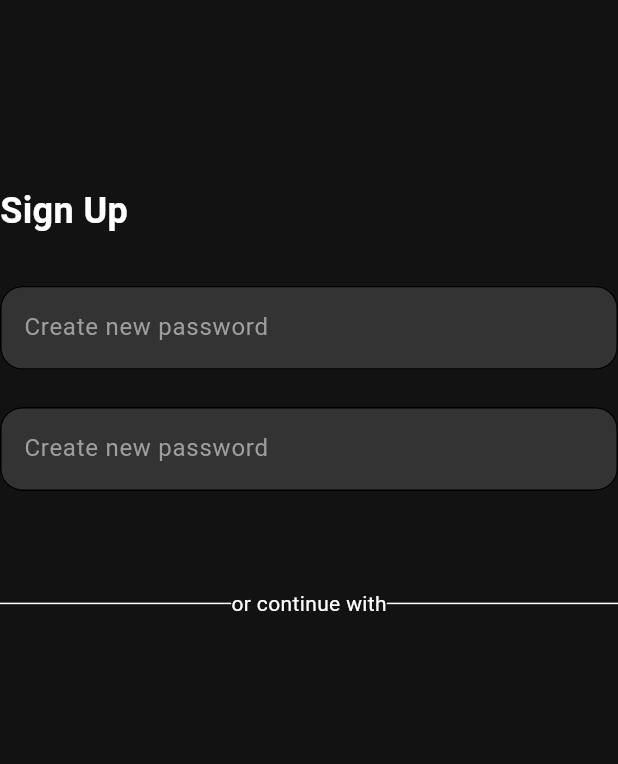
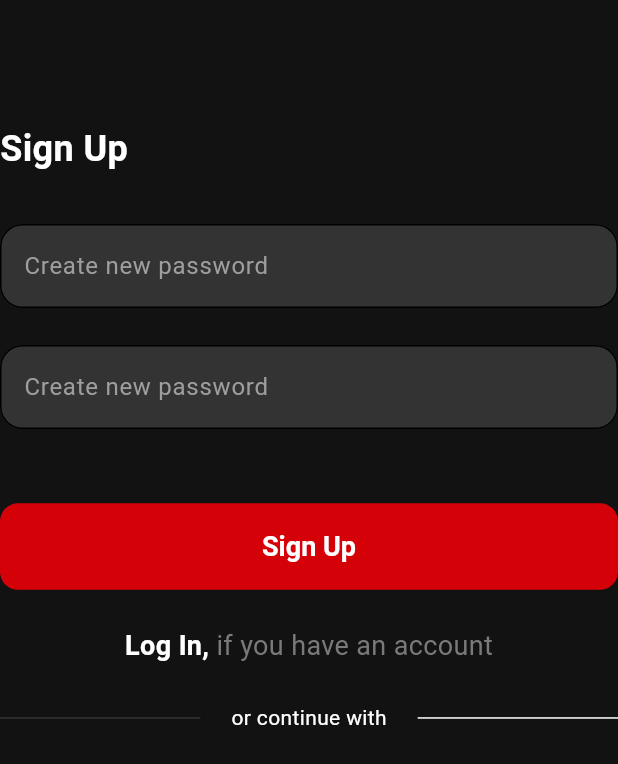
Before and after one commit to ilyosyusuf/exam, a Flutter app: the screen it shows after launch, on a phone screen of 412 x 824 dp. Shown: the top 764 px of the screen. Run offline on Flutter 3.47's test engine with Material 2 defaults, Android fonts, the phone set to English and light mode, and no system bars; our stand-ins replace flutter_bloc, flutter_svg.

Commit message:
elevated button widget was added

```diff
--- a/lib/core/constants/font/font_style.dart
+++ b/lib/core/constants/font/font_style.dart
@@ -9,6 +9,7 @@ class FStyles {
   static const TextStyle headline3blue = TextStyle(fontSize: FSize.medium, fontWeight: FWeight.bold, color: ColorConst.whiteColor);
   static const TextStyle headline3s = TextStyle(fontSize: FSize.medium, fontWeight: FWeight.bold, color: ColorConst.whiteColor);
   static const TextStyle headline4s = TextStyle(fontSize: FSize.medium, color: ColorConst.whiteColor);
+  static const TextStyle headline4text = TextStyle(fontSize: FSize.medium, color: Color.fromARGB(255, 122, 122, 122));
   static const TextStyle headline4sbold = TextStyle(fontSize: FSize.medium, fontWeight: FWeight.bold, color: ColorConst.whiteColor);
   static const TextStyle headline5s = TextStyle(fontSize: FSize.medium, color: ColorConst.whiteColor);
   static const TextStyle headline52 = TextStyle(fontSize: FSize.medium2, color: ColorConst.whiteColor);
--- /dev/null
+++ b/lib/core/constants/icons/icon_const.dart
@@ -0,0 +1,7 @@
+import 'package:flutter_svg/flutter_svg.dart';
+
+class IconConst {
+  static SvgPicture google = SvgPicture.asset('assets/icons/signup/google.svg');
+  static SvgPicture facebook = SvgPicture.asset('assets/icons/signup/facebook.svg');
+  static SvgPicture apple = SvgPicture.asset('assets/icons/signup/apple.svg');
+}
--- a/lib/screens/authentication/view/mainauthview/main_auth_view.dart
+++ b/lib/screens/authentication/view/mainauthview/main_auth_view.dart
@@ -18,6 +18,7 @@ class MainAuthView extends StatelessWidget {
 
   Scaffold authScaffold() {
     return Scaffold(
+      resizeToAvoidBottomInset: false,
       body: BlocConsumer<AuthCubit, AuthState>(
         listener: ((context, state) {}),
         builder: (context, state) {
--- a/lib/screens/authentication/view/pages/signup_view.dart
+++ b/lib/screens/authentication/view/pages/signup_view.dart
@@ -2,6 +2,7 @@ import 'package:examapp/core/constants/colors/color_const.dart';
 import 'package:examapp/core/constants/font/font_style.dart';
 import 'package:examapp/core/extensions/context_extension.dart';
 import 'package:examapp/screens/authentication/cubit/auth_cubit.dart';
+import 'package:examapp/widgets/textform/buttons/elevated_button.dart';
 import 'package:examapp/widgets/textform/text_form_widget.dart';
 import 'package:flutter/material.dart';
 import 'package:flutter/src/foundation/key.dart';
@@ -19,13 +20,14 @@ class SignUpView extends StatelessWidget {
   Scaffold signupScaffold(BuildContext context) {
     var data = context.watch<AuthCubit>();
     return Scaffold(
+      resizeToAvoidBottomInset: false,
       backgroundColor: ColorConst.kPrimaryColor,
       body: SafeArea(
         bottom: false,
         child: Column(
           crossAxisAlignment: CrossAxisAlignment.start,
           children: [
-            SizedBox(height: context.h * 0.15),
+            SizedBox(height: context.h * 0.1),
             Text("Sign Up", style: FStyles.headline2s),
             SizedBox(height: context.h * 0.04),
             Form(
@@ -42,14 +44,34 @@ class SignUpView extends StatelessWidget {
                 ],
               ),
             ),
-            const SizedBox(height: 65),
+            SizedBox(height: context.h * 0.06),
+            ElevatedButtonWidget(
+              height: context.h * 0.07,
+              width: context.w,
+              child: Text("Sign Up", style: FStyles.headline3s), onPressed: (){
+
+            }),
+            SizedBox(height: context.h * 0.03),
             Row(
-              children: const [
+              mainAxisAlignment: MainAxisAlignment.center,
+              children: [
+                InkWell(
+                  child: Text("Log In,", style: FStyles.headline4sbold,),
+                ),
+                Text(" if you have an account", style: FStyles.headline4text,)
+              ],
+            ),
+            SizedBox(height: context.h * 0.03),
+            Row(
+              children: [
                 Expanded(
                     child: Divider(
                   thickness: 1,
+                  color: ColorConst.formFieldColor,
                 )),
+                SizedBox(width: context.w * 0.05),
                 Text("or continue with"),
+                SizedBox(width: context.w * 0.05),
                 Expanded(
                     child: Divider(
                   thickness: 1,
--- /dev/null
+++ b/lib/widgets/textform/buttons/elevated_button.dart
@@ -0,0 +1,22 @@
+import 'package:examapp/core/constants/colors/color_const.dart';
+import 'package:examapp/widgets/textform/buttons/elevated_button_style.dart';
+import 'package:flutter/material.dart';
+
+class ElevatedButtonWidget extends StatelessWidget {
+  final Widget child;
+  final VoidCallback onPressed;
+  final double height;
+  final double width;
+  final Color backgroundColor;
+  final Color borderColor;
+  const ElevatedButtonWidget({this.backgroundColor = ColorConst.buttonColor,this.borderColor = Colors.transparent, required this.child,this.height = 30, required this.onPressed,this.width = 360,Key? key}) : super(key: key);
+
+  @override
+  Widget build(BuildContext context) {
+    return ElevatedButton(
+      onPressed: onPressed,
+      style: ButtonStyleWidget.elevetedStyle(context: context, width: width, height: height, backgroundcolor: backgroundColor, borderColor: borderColor),
+      child: Align(alignment: Alignment.center,child: child),
+    );
+  }
+}
--- /dev/null
+++ b/lib/widgets/textform/buttons/elevated_button_style.dart
@@ -0,0 +1,18 @@
+import 'package:examapp/core/constants/colors/color_const.dart';
+import 'package:examapp/core/constants/font/font_style.dart';
+import 'package:examapp/core/constants/font/radius_const.dart';
+import 'package:flutter/material.dart';
+
+class ButtonStyleWidget {
+  static elevetedStyle({required double  width,required double height,required BuildContext context, Color backgroundcolor = ColorConst.buttonColor, Color borderColor = Colors.transparent}) {
+    return ElevatedButton.styleFrom(
+      elevation: 0,
+        textStyle: FStyles.headline3s,
+        shape: RoundedRectangleBorder(
+            borderRadius: BorderRadius.circular(RadiusConst.small)),
+        primary: backgroundcolor,
+        side: BorderSide(color: borderColor),
+        fixedSize: Size(width, height));
+  }
+
+}
--- a/pubspec.yaml
+++ b/pubspec.yaml
@@ -61,8 +61,8 @@ flutter:
   uses-material-design: true
 
   # To add assets to your application, add an assets section, like this:
-  # assets:
-  #   - images/a_dot_burr.jpeg
+  assets:
+    - assets/icons/signup/
   #   - images/a_dot_ham.jpeg
 
   # An image asset can refer to one or more resolution-specific "variants", see
```
